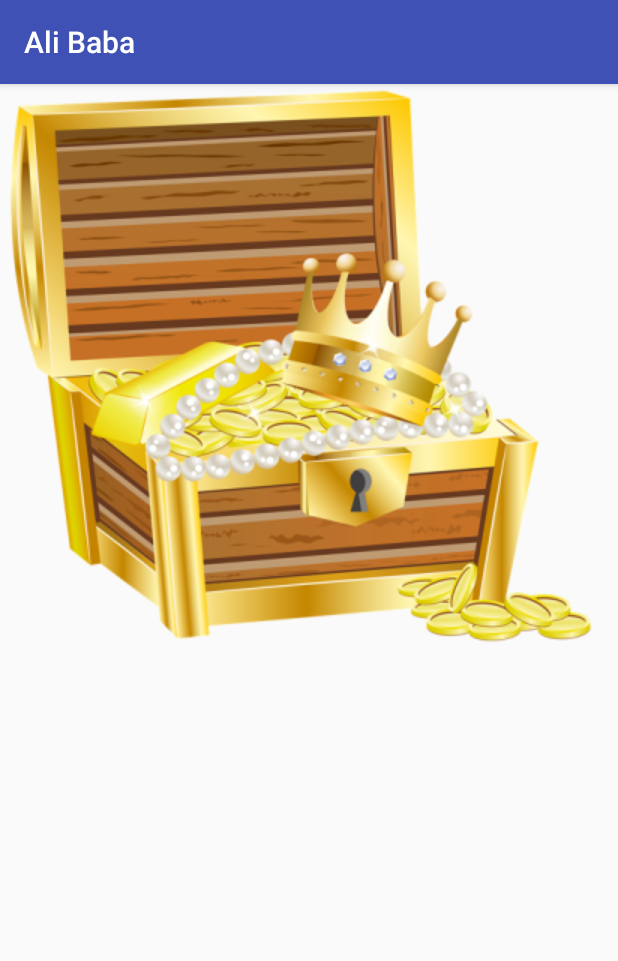
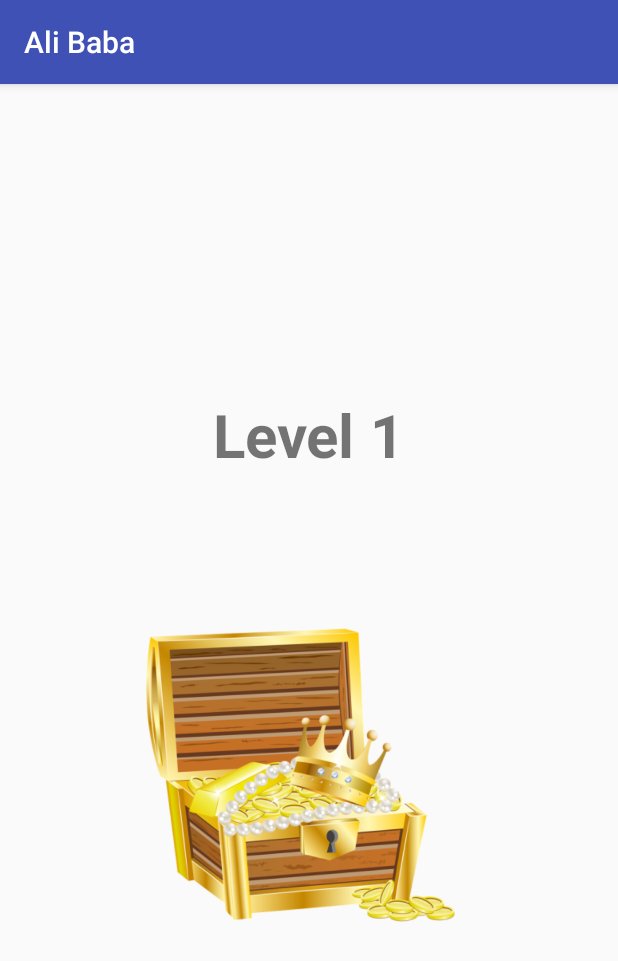
Before and after one commit to krisi0505/Ali-Baba, an Android app: the LevelActivity screen opened directly, with no data from a screen before it, on a phone screen of 412 x 824 dp. Shown: the top 961 px of the screen. Run offline under Robolectric (Android 15) with nearby library versions, the phone set to English and light mode, and no system bars; 2 statements that could not run were skipped.

Commit message:
add animations to levelactivity

```diff
--- a/AliBaba/app/src/main/java/com/project/krisi/alibaba/activities/HomeActivity.java
+++ b/AliBaba/app/src/main/java/com/project/krisi/alibaba/activities/HomeActivity.java
@@ -89,7 +89,7 @@ public class HomeActivity extends AppCompatActivity {
         btnPlay.setOnClickListener(new View.OnClickListener() {
             @Override
             public void onClick(View v) {
-                Intent playActivity = new Intent(HomeActivity.this, PlayActivity.class);
+                Intent playActivity = new Intent(HomeActivity.this, LevelActivity.class);
 
                 startActivity(playActivity);
             }
--- a/AliBaba/app/src/main/java/com/project/krisi/alibaba/activities/LevelActivity.java
+++ b/AliBaba/app/src/main/java/com/project/krisi/alibaba/activities/LevelActivity.java
@@ -1,10 +1,13 @@
 package com.project.krisi.alibaba.activities;
 
+import android.content.Intent;
 import android.os.Bundle;
+import android.os.Handler;
 import android.support.v7.app.AppCompatActivity;
 import android.view.animation.Animation;
 import android.view.animation.AnimationUtils;
 import android.widget.ImageView;
+import android.widget.LinearLayout;
 
 import com.project.krisi.alibaba.R;
 
@@ -15,8 +18,22 @@ public class LevelActivity extends AppCompatActivity {
         super.onCreate(savedInstanceState);
         setContentView(R.layout.activity_level);
 
-        ImageView spaceshipImage = (ImageView) findViewById(R.id.chest);
-        Animation hyperspaceJumpAnimation = AnimationUtils.loadAnimation(this, R.anim.level);
-        spaceshipImage.startAnimation(hyperspaceJumpAnimation);
+        LinearLayout level = (LinearLayout)findViewById(R.id.level_layout);
+        Animation rotateAnimation = AnimationUtils.loadAnimation(this, R.anim.rotate);
+        level.startAnimation(rotateAnimation);
+
+        ImageView chest = (ImageView) findViewById(R.id.chest);
+        Animation animation = AnimationUtils.loadAnimation(this, R.anim.level);
+        chest.startAnimation(animation);
+
+        new Handler().postDelayed(new Runnable(){
+            @Override
+            public void run() {
+            /* Create an Intent that will start the Menu-Activity. */
+                Intent mainIntent = new Intent(LevelActivity.this,PlayActivity.class);
+                startActivity(mainIntent);
+                finish();
+            }
+        }, 2000);
     }
 }
--- a/AliBaba/app/src/main/java/com/project/krisi/alibaba/fragments/BagFragment.java
+++ b/AliBaba/app/src/main/java/com/project/krisi/alibaba/fragments/BagFragment.java
@@ -85,6 +85,7 @@ public class BagFragment extends Fragment {
                 return true;
             }
         });
+
         // Inflate the layout for this fragment
         return root;
     }
--- /dev/null
+++ b/AliBaba/app/src/main/res/anim/rotate.xml
@@ -0,0 +1,11 @@
+<?xml version="1.0" encoding="utf-8"?>
+<set xmlns:android="http://schemas.android.com/apk/res/android">
+    <rotate
+        android:fromDegrees="0"
+        android:toDegrees="-360"
+        android:toYScale="0.0"
+        android:pivotX="50%"
+        android:pivotY="50%"
+        android:startOffset="700"
+        android:duration="400" />
+</set>
--- a/AliBaba/app/src/main/res/layout/activity_level.xml
+++ b/AliBaba/app/src/main/res/layout/activity_level.xml
@@ -1,15 +1,44 @@
 <?xml version="1.0" encoding="utf-8"?>
-<android.support.constraint.ConstraintLayout xmlns:android="http://schemas.android.com/apk/res/android"
-    xmlns:app="http://schemas.android.com/apk/res-auto"
-    xmlns:tools="http://schemas.android.com/tools"
+<LinearLayout
+    xmlns:android="http://schemas.android.com/apk/res/android"
     android:layout_width="match_parent"
     android:layout_height="match_parent"
-    tools:context="com.project.krisi.alibaba.activities.LevelActivity">
+    android:orientation="vertical"
+    android:layout_centerInParent="true"
+    android:gravity="center">
+
+    <LinearLayout
+        android:id="@+id/level_layout"
+        android:layout_width="wrap_content"
+        android:layout_height="wrap_content"
+        android:orientation="horizontal">
+        <TextView
+            android:id="@+id/level"
+            android:layout_width="match_parent"
+            android:layout_height="wrap_content"
+            android:text="Level "
+            android:textStyle="bold"
+            android:textSize="40dp"
+            android:layout_centerInParent="true"
+            android:gravity="center" />
+
+        <TextView
+            android:id="@+id/level_number"
+            android:layout_width="match_parent"
+            android:layout_height="wrap_content"
+            android:text="1"
+            android:textStyle="bold"
+            android:textSize="40dp"
+            android:layout_centerInParent="true"
+            android:gravity="center" />
+    </LinearLayout>
+
 
     <ImageView
         android:id="@+id/chest"
         android:layout_width="wrap_content"
-        android:layout_height="wrap_content"
-        android:src="@drawable/chest"/>
-
-</android.support.constraint.ConstraintLayout>
+        android:layout_height="200dp"
+        android:src="@drawable/chest"
+        android:layout_gravity="bottom"
+        android:layout_marginTop="100dp"/>
+</LinearLayout>
```
Also changed, not shown: AliBaba/app/src/main/java/com/project/krisi/alibaba/activities/OnSwipeTouchListener.java (+3 -36 lines), AliBaba/app/src/main/java/com/project/krisi/alibaba/activities/PlayActivity.java (+34 -6 lines).
